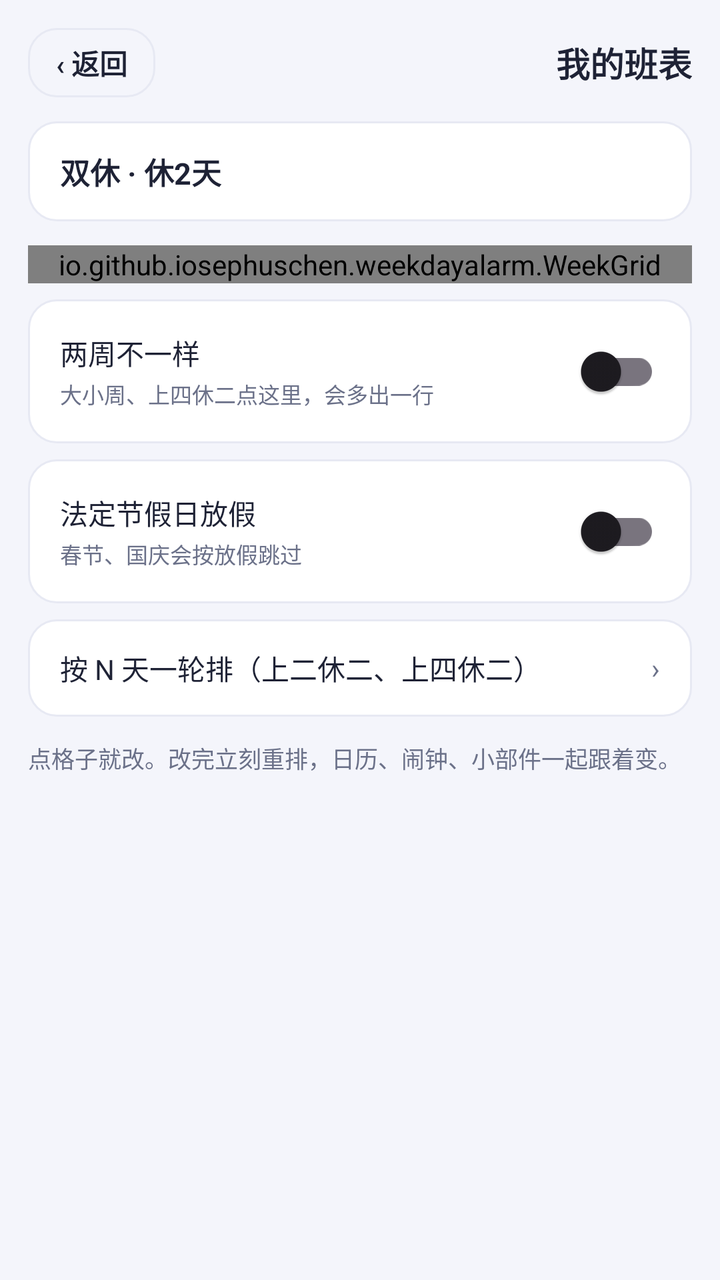
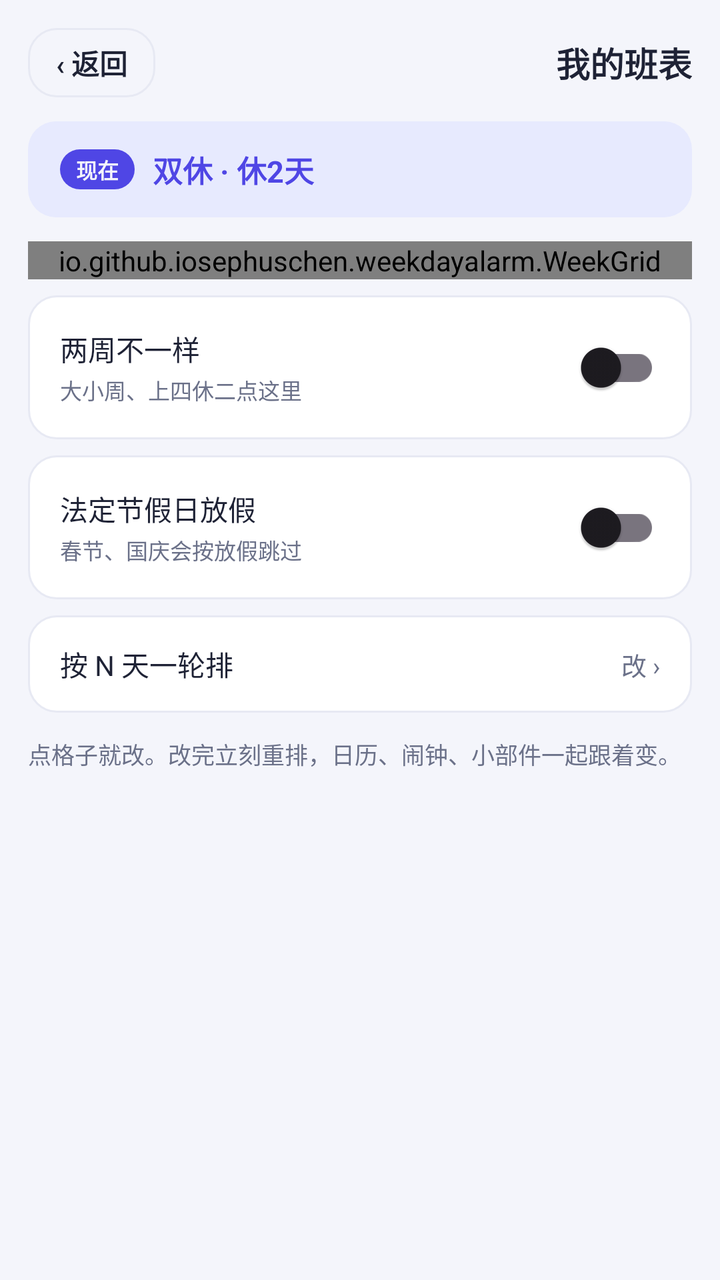

An Android layout rendered at two revisions. The XML below is the earlier revision; the diff shows what the commit changed to produce the second picture.
<!-- AndroidManifest.xml: application theme Theme.WeekdayAlarm -->
<!-- res/layout/activity_week_schedule.xml -->
<?xml version="1.0" encoding="utf-8"?>
<ScrollView xmlns:android="http://schemas.android.com/apk/res/android"
    android:layout_width="match_parent"
    android:layout_height="match_parent"
    android:background="@color/bg"
    android:fitsSystemWindows="true">

    <LinearLayout
        android:layout_width="match_parent"
        android:layout_height="wrap_content"
        android:orientation="vertical"
        android:paddingStart="14dp"
        android:paddingTop="14dp"
        android:paddingEnd="14dp"
        android:paddingBottom="@dimen/space_24">

        <LinearLayout
            android:layout_width="match_parent"
            android:layout_height="wrap_content"
            android:layout_marginBottom="@dimen/space_12"
            android:gravity="center_vertical"
            android:orientation="horizontal">

            <TextView
                android:id="@+id/btn_back"
                android:layout_width="wrap_content"
                android:layout_height="wrap_content"
                android:background="@drawable/bg_time_outline"
                android:clickable="true"
                android:focusable="true"
                android:paddingStart="14dp"
                android:paddingTop="7dp"
                android:paddingEnd="14dp"
                android:paddingBottom="7dp"
                android:text="‹ 返回"
                android:textColor="@color/ink"
                android:textSize="14sp"
                android:textStyle="bold" />

            <TextView
                android:layout_width="0dp"
                android:layout_height="wrap_content"
                android:layout_weight="1"
                android:gravity="end"
                android:text="我的班表"
                android:textColor="@color/ink"
                android:textSize="17sp"
                android:textStyle="bold" />
        </LinearLayout>

        
        <TextView
            android:id="@+id/tv_verdict"
            android:layout_width="match_parent"
            android:layout_height="wrap_content"
            android:background="@drawable/bg_dialog_row"
            android:paddingStart="16dp"
            android:paddingTop="14dp"
            android:paddingEnd="16dp"
            android:paddingBottom="14dp"
            android:text="双休 · 休2天"
            android:textColor="@color/ink"
            android:textSize="15sp"
            android:textStyle="bold" />

        <io.github.iosephuschen.weekdayalarm.WeekGrid
            android:id="@+id/week_grid"
            android:layout_width="match_parent"
            android:layout_height="wrap_content"
            android:layout_marginTop="@dimen/space_12" />

        
        <LinearLayout
            android:id="@+id/card_rotation"
            android:layout_width="match_parent"
            android:layout_height="wrap_content"
            android:layout_marginTop="@dimen/space_12"
            android:background="@drawable/bg_dialog_row"
            android:clickable="true"
            android:focusable="true"
            android:gravity="center_vertical"
            android:orientation="horizontal"
            android:paddingStart="16dp"
            android:paddingTop="14dp"
            android:paddingEnd="16dp"
            android:paddingBottom="14dp"
            android:visibility="gone">

            <LinearLayout
                android:layout_width="0dp"
                android:layout_height="wrap_content"
                android:layout_weight="1"
                android:orientation="vertical">

                <TextView
                    android:id="@+id/tv_rotation_title"
                    android:layout_width="wrap_content"
                    android:layout_height="wrap_content"
                    android:text="4 天一轮 · 上2休2"
                    android:textColor="@color/ink"
                    android:textSize="15sp"
                    android:textStyle="bold" />

                <TextView
                    android:id="@+id/tv_rotation_sub"
                    android:layout_width="wrap_content"
                    android:layout_height="wrap_content"
                    android:layout_marginTop="2dp"
                    android:text="第 1 天定下来，往后按 N 天一轮"
                    android:textColor="@color/sub"
                    android:textSize="11sp" />
            </LinearLayout>

            <TextView
                android:layout_width="wrap_content"
                android:layout_height="wrap_content"
                android:text="改 ›"
                android:textColor="@color/sub"
                android:textSize="12.5sp" />
        </LinearLayout>

        <LinearLayout
            android:id="@+id/row_biweekly"
            android:layout_width="match_parent"
            android:layout_height="wrap_content"
            android:layout_marginTop="@dimen/space_8"
            android:background="@drawable/bg_dialog_row"
            android:gravity="center_vertical"
            android:orientation="horizontal"
            android:paddingStart="16dp"
            android:paddingTop="12dp"
            android:paddingEnd="16dp"
            android:paddingBottom="12dp">

            <LinearLayout
                android:layout_width="0dp"
                android:layout_height="wrap_content"
                android:layout_weight="1"
                android:orientation="vertical">

                <TextView
                    android:layout_width="wrap_content"
                    android:layout_height="wrap_content"
                    android:text="两周不一样"
                    android:textColor="@color/ink"
                    android:textSize="14sp" />

                <TextView
                    android:layout_width="wrap_content"
                    android:layout_height="wrap_content"
                    android:layout_marginTop="2dp"
                    android:text="大小周、上四休二点这里，会多出一行"
                    android:textColor="@color/sub"
                    android:textSize="11sp" />
            </LinearLayout>

            <androidx.appcompat.widget.SwitchCompat
                android:id="@+id/sw_biweekly"
                android:layout_width="wrap_content"
                android:layout_height="wrap_content" />
        </LinearLayout>

        <LinearLayout
            android:id="@+id/row_holiday"
            android:layout_width="match_parent"
            android:layout_height="wrap_content"
            android:layout_marginTop="@dimen/space_8"
            android:background="@drawable/bg_dialog_row"
            android:gravity="center_vertical"
            android:orientation="horizontal"
            android:paddingStart="16dp"
            android:paddingTop="12dp"
            android:paddingEnd="16dp"
            android:paddingBottom="12dp">

            <LinearLayout
                android:layout_width="0dp"
                android:layout_height="wrap_content"
                android:layout_weight="1"
                android:orientation="vertical">

                <TextView
                    android:layout_width="wrap_content"
                    android:layout_height="wrap_content"
                    android:text="法定节假日放假"
                    android:textColor="@color/ink"
                    android:textSize="14sp" />

                <TextView
                    android:id="@+id/tv_holiday_sub"
                    android:layout_width="wrap_content"
                    android:layout_height="wrap_content"
                    android:layout_marginTop="2dp"
                    android:text="春节、国庆会按放假跳过"
                    android:textColor="@color/sub"
                    android:textSize="11sp" />
            </LinearLayout>

            <androidx.appcompat.widget.SwitchCompat
                android:id="@+id/sw_holiday"
                android:layout_width="wrap_content"
                android:layout_height="wrap_content" />
        </LinearLayout>

        <LinearLayout
            android:id="@+id/row_rotation"
            android:layout_width="match_parent"
            android:layout_height="wrap_content"
            android:layout_marginTop="@dimen/space_8"
            android:background="@drawable/bg_dialog_row"
            android:clickable="true"
            android:focusable="true"
            android:gravity="center_vertical"
            android:orientation="horizontal"
            android:paddingStart="16dp"
            android:paddingTop="14dp"
            android:paddingEnd="16dp"
            android:paddingBottom="14dp">

            <TextView
                android:layout_width="0dp"
                android:layout_height="wrap_content"
                android:layout_weight="1"
                android:text="按 N 天一轮排（上二休二、上四休二）"
                android:textColor="@color/ink"
                android:textSize="14sp" />

            <TextView
                android:layout_width="wrap_content"
                android:layout_height="wrap_content"
                android:text="›"
                android:textColor="@color/sub"
                android:textSize="14sp" />
        </LinearLayout>

        <LinearLayout
            android:id="@+id/row_back_week"
            android:layout_width="match_parent"
            android:layout_height="wrap_content"
            android:layout_marginTop="@dimen/space_8"
            android:background="@drawable/bg_dialog_row"
            android:clickable="true"
            android:focusable="true"
            android:gravity="center_vertical"
            android:orientation="horizontal"
            android:paddingStart="16dp"
            android:paddingTop="14dp"
            android:paddingEnd="16dp"
            android:paddingBottom="14dp"
            android:visibility="gone">

            <TextView
                android:layout_width="0dp"
                android:layout_height="wrap_content"
                android:layout_weight="1"
                android:text="改成按周排"
                android:textColor="@color/ink"
                android:textSize="14sp" />

            <TextView
                android:layout_width="wrap_content"
                android:layout_height="wrap_content"
                android:text="›"
                android:textColor="@color/sub"
                android:textSize="14sp" />
        </LinearLayout>

        <TextView
            android:id="@+id/tv_hint"
            android:layout_width="match_parent"
            android:layout_height="wrap_content"
            android:layout_marginTop="@dimen/space_12"
            android:lineSpacingExtra="3dp"
            android:text="点格子就改。改完立刻重排，日历、闹钟、小部件一起跟着变。"
            android:textColor="@color/sub"
            android:textSize="11.5sp" />
    </LinearLayout>
</ScrollView>
<!-- resources referenced by this layout -->
<resources>
  <color name="bg">#F4F5FB</color>
  <color name="ink">#1E2235</color>
  <color name="sub">#6B7189</color>
  <dimen name="space_12">12dp</dimen>
  <dimen name="space_24">24dp</dimen>
  <dimen name="space_8">8dp</dimen>
  <!-- drawable bg_dialog_row (drawable) -->
  <?xml version="1.0" encoding="utf-8"?>
  <shape xmlns:android="http://schemas.android.com/apk/res/android"
      android:shape="rectangle">
      <solid android:color="@color/card" />
      <stroke
          android:width="1dp"
          android:color="@color/line" />
      <corners android:radius="@dimen/radius_row" />
  </shape>
  <!-- drawable bg_time_outline (drawable) -->
  <?xml version="1.0" encoding="utf-8"?>
  <ripple xmlns:android="http://schemas.android.com/apk/res/android"
      android:color="#1F4F46E5">
      <item>
          <shape android:shape="rectangle">
              <solid android:color="@color/bg" />
              <corners android:radius="@dimen/radius_row" />
              <stroke android:width="1dp" android:color="@color/line" />
          </shape>
      </item>
  </ripple>
  <style name="Theme.WeekdayAlarm" parent="Theme.Material3.DayNight.NoActionBar">
          <item name="colorPrimary">@color/indigo</item>
          <item name="colorPrimaryVariant">@color/indigo_dark</item>
          <item name="colorOnPrimary">@color/white</item>
          <item name="android:statusBarColor">@color/bg</item>
          <item name="android:windowLightStatusBar">true</item>
      </style>
  <color name="card">#FFFFFF</color>
  <color name="line">#E7E9F3</color>
  <dimen name="radius_row">14dp</dimen>
  <color name="indigo">#4F46E5</color>
  <color name="indigo_dark">#4338CA</color>
  <color name="white">#FFFFFFFF</color>
</resources>

<!-- the commit's change to res/layout/activity_week_schedule.xml (unified diff, before → after) -->
@@ -49,19 +49,42 @@
         </LinearLayout>
 
         
-        <TextView
-            android:id="@+id/tv_verdict"
-            android:layout_width="match_parent"
-            android:layout_height="wrap_content"
-            android:background="@drawable/bg_dialog_row"
-            android:paddingStart="16dp"
-            android:paddingTop="14dp"
-            android:paddingEnd="16dp"
-            android:paddingBottom="14dp"
-            android:text="双休 · 休2天"
-            android:textColor="@color/ink"
-            android:textSize="15sp"
-            android:textStyle="bold" />
+        <LinearLayout
+            android:id="@+id/card_verdict"
+            android:layout_width="match_parent"
+            android:layout_height="wrap_content"
+            android:background="@drawable/bg_verdict"
+            android:gravity="center_vertical"
+            android:orientation="horizontal"
+            android:paddingStart="16dp"
+            android:paddingTop="13dp"
+            android:paddingEnd="16dp"
+            android:paddingBottom="13dp">
+
+            <TextView
+                android:layout_width="wrap_content"
+                android:layout_height="wrap_content"
+                android:background="@drawable/bg_verdict_tag"
+                android:paddingStart="8dp"
+                android:paddingTop="2dp"
+                android:paddingEnd="8dp"
+                android:paddingBottom="2dp"
+                android:text="现在"
+                android:textColor="@color/bg"
+                android:textSize="10.5sp"
+                android:textStyle="bold" />
+
+            <TextView
+                android:id="@+id/tv_verdict"
+                android:layout_width="0dp"
+                android:layout_height="wrap_content"
+                android:layout_marginStart="9dp"
+                android:layout_weight="1"
+                android:text="双休 · 休2天"
+                android:textColor="@color/indigo"
+                android:textSize="15sp"
+                android:textStyle="bold" />
+        </LinearLayout>
 
         <io.github.iosephuschen.weekdayalarm.WeekGrid
             android:id="@+id/week_grid"
@@ -145,11 +168,12 @@
                     android:textColor="@color/ink"
                     android:textSize="14sp" />
 
+                
                 <TextView
                     android:layout_width="wrap_content"
                     android:layout_height="wrap_content"
                     android:layout_marginTop="2dp"
-                    android:text="大小周、上四休二点这里，会多出一行"
+                    android:text="大小周、上四休二点这里"
                     android:textColor="@color/sub"
                     android:textSize="11sp" />
             </LinearLayout>
@@ -221,16 +245,17 @@
                 android:layout_width="0dp"
                 android:layout_height="wrap_content"
                 android:layout_weight="1"
-                android:text="按 N 天一轮排（上二休二、上四休二）"
+                android:text="按 N 天一轮排"
                 android:textColor="@color/ink"
                 android:textSize="14sp" />
 
-            <TextView
-                android:layout_width="wrap_content"
-                android:layout_height="wrap_content"
-                android:text="›"
+            
+            <TextView
+                android:layout_width="wrap_content"
+                android:layout_height="wrap_content"
+                android:text="改 ›"
                 android:textColor="@color/sub"
-                android:textSize="14sp" />
+                android:textSize="12.5sp" />
         </LinearLayout>
 
         <LinearLayout
<!-- resource entries referenced after the edit -->
@@ -28,6 +28,20 @@
           </shape>
       </item>
   </ripple>
+  <!-- drawable bg_verdict (drawable) -->
+  <?xml version="1.0" encoding="utf-8"?>
+  <shape xmlns:android="http://schemas.android.com/apk/res/android"
+      android:shape="rectangle">
+      <solid android:color="@color/verdict_bg" />
+      <corners android:radius="@dimen/radius_row" />
+  </shape>
+  <!-- drawable bg_verdict_tag (drawable) -->
+  <?xml version="1.0" encoding="utf-8"?>
+  <shape xmlns:android="http://schemas.android.com/apk/res/android"
+      android:shape="rectangle">
+      <solid android:color="@color/indigo" />
+      <corners android:radius="@dimen/radius_pill" />
+  </shape>
   <style name="Theme.WeekdayAlarm" parent="Theme.Material3.DayNight.NoActionBar">
           <item name="colorPrimary">@color/indigo</item>
           <item name="colorPrimaryVariant">@color/indigo_dark</item>
@@ -38,6 +52,8 @@
   <color name="card">#FFFFFF</color>
   <color name="line">#E7E9F3</color>
   <dimen name="radius_row">14dp</dimen>
+  <color name="verdict_bg">#E7EAFE</color>
+  <dimen name="radius_pill">999dp</dimen>
   <color name="indigo">#4F46E5</color>
   <color name="indigo_dark">#4338CA</color>
   <color name="white">#FFFFFFFF</color>
